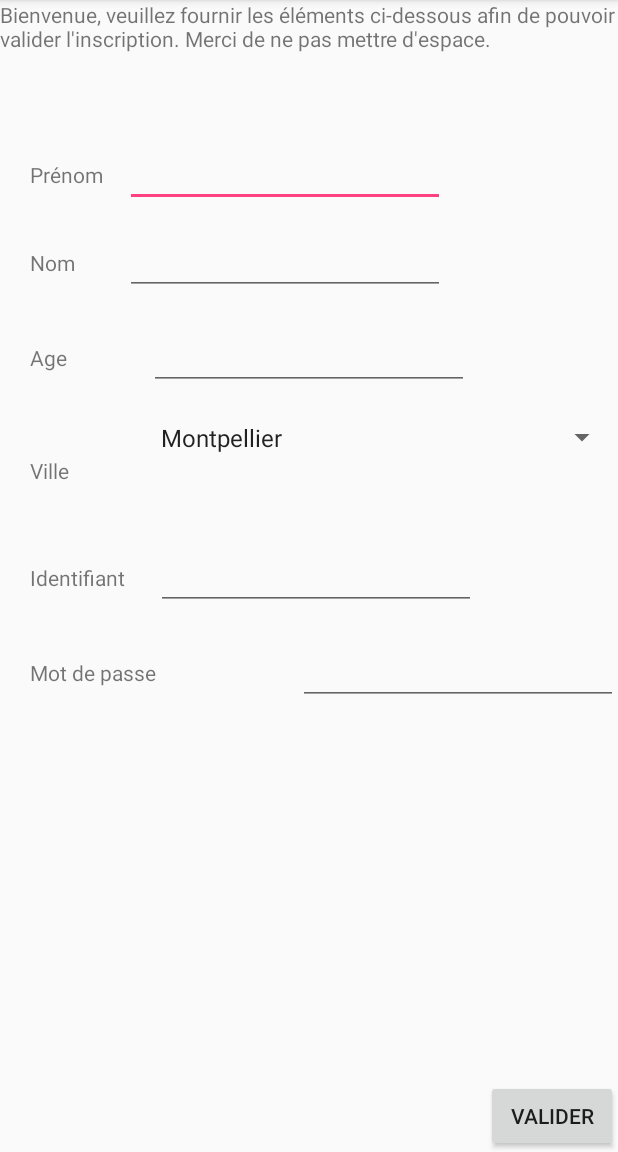
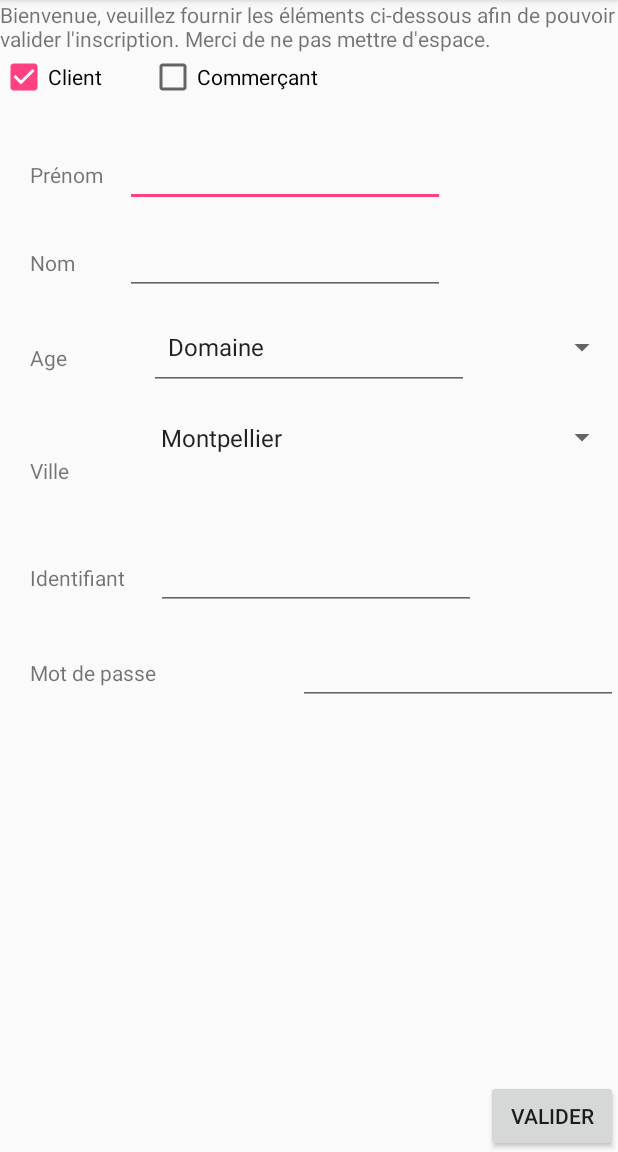
Before and after one commit to Sylvinho09/VilleFutee, an Android app: the Inscription screen opened directly, with no data from a screen before it, on a phone screen of 412 x 824 dp, the part 84-1236 px from its top. Run offline under Robolectric (Android 15) with nearby library versions, the phone set to English and light mode, and no system bars.

Commit message:
ajout formulaire commercant avec multispinner, données non récupérées encore

```diff
--- a/app/src/main/java/com/example/sylvinho/villefutee/Inscription.java
+++ b/app/src/main/java/com/example/sylvinho/villefutee/Inscription.java
@@ -5,21 +5,30 @@ import android.support.v7.app.AppCompatActivity;
 import android.view.View;
 import android.widget.AdapterView;
 import android.widget.Button;
+import android.widget.CheckBox;
+import android.widget.CompoundButton;
 import android.widget.EditText;
 import android.widget.Spinner;
 import android.widget.ArrayAdapter;
+import android.widget.TextView;
 import android.widget.Toast;
+import java.util.ArrayList;
+import java.util.List;
+
+import org.w3c.dom.Text;
 
 import java.util.concurrent.ExecutionException;
-
+import com.example.sylvinho.villefutee.multispinner.multispinnerListener;
 /**
  * Created by sylvinho on 14/04/2017.
  */
 
-public class Inscription extends AppCompatActivity implements AdapterView.OnItemSelectedListener {
+public class Inscription extends AppCompatActivity implements AdapterView.OnItemSelectedListener, multispinnerListener{
 
-
+    private CheckBox client;
+    private CheckBox commercant;
     private Spinner spinner;
+    private Spinner spinner2;
     @Override
     protected void onCreate(Bundle savedInstanceState)
     {
@@ -35,6 +44,79 @@ public class Inscription extends AppCompatActivity implements AdapterView.OnItem
         spinner.setAdapter(adapter);
         spinner.setOnItemSelectedListener(this);
         //spinner.getSelectedItem().toString();
+
+       /* spinner2 = (Spinner)findViewById(R.id.spinner2);
+        String[] domaine= getResources().getStringArray(R.array.domaine);
+        ArrayAdapter<String>adapter2 = new ArrayAdapter<String>(Inscription.this,
+                android.R.layout.simple_spinner_item, domaine);
+
+        adapter2.setDropDownViewResource(android.R.layout.simple_spinner_dropdown_item);
+        spinner2.setAdapter(adapter2);
+        spinner2.setOnItemSelectedListener(this);
+        spinner2.setVisibility(View.INVISIBLE);*/
+
+        multispinner ms = (multispinner) findViewById(R.id.spinner2);
+        List<String> list = new ArrayList<String>();
+        String[] domaine= getResources().getStringArray(R.array.domaine);
+        for(int i=0; i<domaine.length; i++)
+        {
+            list.add(domaine[i]);
+        }
+        ms.setItems(list, "Domaine", this);
+
+         client = (CheckBox) findViewById(R.id.checkBox);
+        commercant = (CheckBox) findViewById(R.id.checkBox2);
+
+        client.setOnCheckedChangeListener(new CompoundButton.OnCheckedChangeListener() {
+            @Override
+            public void onCheckedChanged(CompoundButton buttonView, boolean isChecked) {
+               // client.setChecked(true);
+                if(client.isChecked() && commercant.isChecked()) {
+
+                    commercant.setChecked(false);
+                    client.setChecked(true);
+                    spinner2.setVisibility(View.INVISIBLE);
+                    TextView tprenom = (TextView) findViewById(R.id.textViewPrenom);
+                    tprenom.setText("Prénom");
+                    TextView tage= (TextView)findViewById(R.id.textViewAge);
+                    tage.setText("Age");
+                    EditText eage = (EditText) findViewById(R.id.editTextAge);
+                    eage.setVisibility(View.VISIBLE);
+
+
+
+
+
+                }
+            }
+        });
+
+        commercant.setOnCheckedChangeListener(new CompoundButton.OnCheckedChangeListener() {
+            @Override
+            public void onCheckedChanged(CompoundButton buttonView, boolean isChecked) {
+                if(commercant.isChecked() && client.isChecked()) {
+                    client.setChecked(false);
+                    commercant.setChecked(true);
+                    spinner2.setVisibility(View.VISIBLE);
+
+
+
+                    TextView tprenom = (TextView) findViewById(R.id.textViewPrenom);
+
+                    tprenom.setText("Adresse");
+                    //EditText eprenom = (EditText) findViewById(R.id.editTextPrenom);
+
+                    TextView tage= (TextView)findViewById(R.id.textViewAge);
+                    tage.setText("Domaine");
+                    EditText eage = (EditText) findViewById(R.id.editTextAge);
+                    eage.setVisibility(View.INVISIBLE);
+
+                }
+
+            }
+        }
+        );
+
 
         Button valider= (Button) findViewById(R.id.buttonValidation);
         valider.setOnClickListener(new View.OnClickListener() {
@@ -141,4 +223,9 @@ public class Inscription extends AppCompatActivity implements AdapterView.OnItem
     public void onNothingSelected(AdapterView<?> parent) {
 
     }
+
+    @Override
+    public void onItemschecked(boolean[] checked) {
+
+    }
 }
--- /dev/null
+++ b/app/src/main/java/com/example/sylvinho/villefutee/multispinner.java
@@ -0,0 +1,114 @@
+package com.example.sylvinho.villefutee;
+
+import java.util.List;
+import android.app.AlertDialog;
+import android.content.Context;
+import android.content.DialogInterface;
+import android.content.DialogInterface.OnCancelListener;
+import android.content.DialogInterface.OnMultiChoiceClickListener;
+import android.util.AttributeSet;
+import android.widget.ArrayAdapter;
+import android.widget.Spinner;
+
+
+public class multispinner extends Spinner implements
+        OnMultiChoiceClickListener, OnCancelListener
+{
+    private List<String> listitems;
+    private boolean[] checked;
+
+    public multispinner(Context context)
+    {
+        super(context);
+    }
+
+    public multispinner(Context arg0, AttributeSet arg1)
+    {
+        super(arg0, arg1);
+    }
+
+    public multispinner(Context arg0, AttributeSet arg1, int arg2)
+    {
+        super(arg0, arg1, arg2);
+    }
+
+    @Override
+    public void onClick(DialogInterface dialog, int ans, boolean isChecked)
+    {
+        if (isChecked)
+            checked[ans] = true;
+        else
+            checked[ans] = false;
+    }
+
+
+    @Override
+    public void onCancel(DialogInterface dialog)
+    {
+
+        String str="Selected values are: ";
+
+        for (int i = 0; i < listitems.size(); i++)
+        {
+            if (checked[i] == true)
+            {
+                str=str+"   "+listitems.get(i);
+            }
+
+        }
+
+        AlertDialog.Builder alert1 = new AlertDialog.Builder(getContext());
+
+        alert1.setTitle("Items:");
+
+        alert1.setMessage(str);
+
+        alert1.setPositiveButton("Ok", null);
+
+        alert1.show();
+
+
+    }
+
+    @Override
+    public boolean performClick()
+    {
+        AlertDialog.Builder builder = new AlertDialog.Builder(getContext());
+        builder.setMultiChoiceItems(
+                listitems.toArray(new CharSequence[listitems.size()]), checked, this);
+        builder.setPositiveButton("done",
+                new DialogInterface.OnClickListener()
+                {
+
+                    @Override
+                    public void onClick(DialogInterface dialog, int which)
+                    {
+                        dialog.cancel();
+                    }
+                });
+        builder.setOnCancelListener(this);
+        builder.show();
+        return true;
+    }
+
+    public void setItems(List<String> items, String allText,
+                         multispinnerListener listener)
+    {
+        this.listitems = items;
+
+        checked = new boolean[items.size()];
+        for (int i = 0; i < checked.length; i++)
+            checked[i] =false;
+
+
+        ArrayAdapter<String> adapter = new ArrayAdapter<String>(getContext(),
+                android.R.layout.simple_spinner_item, new String[] { allText });
+        setAdapter(adapter);
+    }
+
+    public interface multispinnerListener
+    {
+        public void onItemschecked(boolean[] checked);
+    }
+
+}
--- a/app/src/main/res/layout/inscription.xml
+++ b/app/src/main/res/layout/inscription.xml
@@ -155,4 +155,42 @@
         android:layout_alignParentRight="true"
         android:layout_alignParentEnd="true" />
 
+    <CheckBox
+        android:text="Client"
+        android:layout_width="wrap_content"
+        android:layout_height="wrap_content"
+        android:layout_below="@+id/textView"
+        android:layout_alignParentLeft="true"
+        android:layout_alignParentStart="true"
+        android:id="@+id/checkBox"
+        android:checked="true"/>
+
+    <CheckBox
+        android:text="Commerçant"
+        android:layout_width="wrap_content"
+        android:layout_height="wrap_content"
+        android:layout_alignBottom="@+id/checkBox"
+        android:layout_alignLeft="@+id/editTextAge"
+        android:layout_alignStart="@+id/editTextAge"
+        android:id="@+id/checkBox2" />
+
+   <!-- <Spinner
+        android:layout_width="match_parent"
+        android:layout_height="wrap_content"
+        android:layout_above="@+id/textViewVille"
+        android:id="@+id/spinner2"
+        android:layout_alignLeft="@+id/editTextId"
+        android:layout_alignStart="@+id/editTextId"
+        android:layout_alignTop="@+id/editTextAge" />-->
+
+    <com.example.sylvinho.villefutee.multispinner
+        android:layout_width="match_parent"
+        android:layout_height="wrap_content"
+        android:layout_above="@+id/textViewVille"
+        android:id="@+id/spinner2"
+        android:layout_alignLeft="@+id/editTextId"
+        android:layout_alignStart="@+id/editTextId"
+        android:layout_alignTop="@+id/editTextAge" ></com.example.sylvinho.villefutee.multispinner>
+
+
 </RelativeLayout>
--- a/app/src/main/res/values/strings.xml
+++ b/app/src/main/res/values/strings.xml
@@ -24,6 +24,10 @@
         <item> Gateaux</item>
         <item> Céréales</item>
         <item> Lait </item>
+        <item> Fromage </item>
+        <item> Coca </item>
+        <item> Sprite </item>
+        <item> Ice-Tea </item>
     </string-array>
 
     <string-array name="spinner">
@@ -38,4 +42,11 @@
         <item>Lille</item>
         <item>Marseille</item>
     </string-array>
+
+    <string-array name="domaine">
+        <item>Automobile</item>
+        <item>Grande distribution</item>
+        <item>Pharmacie</item>
+        <item>Multimédia</item>
+    </string-array>
 </resources>
```
Also changed, not shown: app/src/main/java/com/example/sylvinho/villefutee/ProductListActivity.java (+1 -6 lines).
